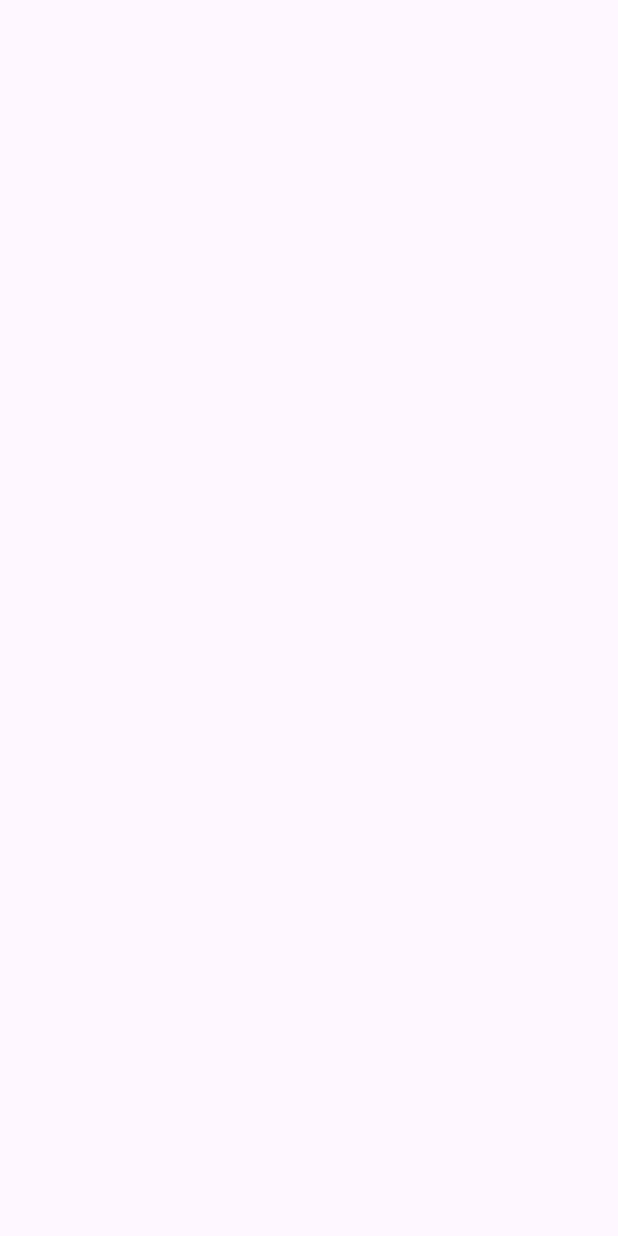
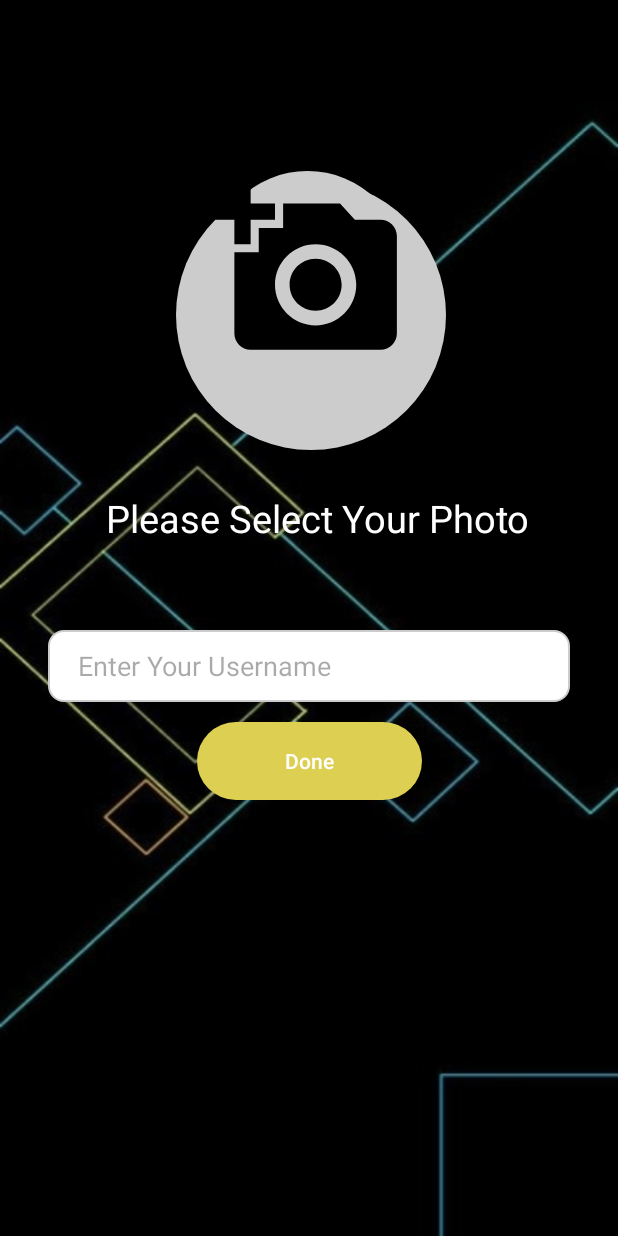
Before and after one commit to VirpalsinhChavda21/ChatNexus, an Android app: the Username screen opened directly, with no data from a screen before it, on a phone screen of 412 x 824 dp. Before the commit the screen is empty. Run offline under Robolectric (Android 15) with nearby library versions, the phone set to English and light mode, and no system bars.

Commit message:
initial commit

```diff
--- a/app/src/main/java/com/virpalsinhchavda/chatnexus/Username.kt
+++ b/app/src/main/java/com/virpalsinhchavda/chatnexus/Username.kt
@@ -1,11 +1,22 @@
 package com.virpalsinhchavda.chatnexus
 
+import android.content.Intent
+import android.graphics.Color
 import androidx.appcompat.app.AppCompatActivity
 import android.os.Bundle
+import android.widget.Button
+import android.widget.EditText
+import android.widget.ImageView
 
 class Username : AppCompatActivity() {
     override fun onCreate(savedInstanceState: Bundle?) {
         super.onCreate(savedInstanceState)
         setContentView(R.layout.activity_username)
+
+        val myButton: Button = findViewById(R.id.buttonDone)
+        val userEditText: EditText = findViewById(R.id.username_input)
+
+        myButton.setBackgroundColor(Color.parseColor("#FFDDCF51"))
+
     }
 }
--- /dev/null
+++ b/app/src/main/res/drawable/add_a_photo.xml
@@ -0,0 +1,5 @@
+<vector android:height="18dp" android:tint="#000000"
+    android:viewportHeight="24" android:viewportWidth="24"
+    android:width="18dp" xmlns:android="http://schemas.android.com/apk/res/android">
+    <path android:fillColor="@android:color/white" android:pathData="M3,4V1h2v3h3v2H5v3H3V6H0V4H3zM6,10V7h3V4h7l1.83,2H21c1.1,0 2,0.9 2,2v12c0,1.1 -0.9,2 -2,2H5c-1.1,0 -2,-0.9 -2,-2V10H6zM13,19c2.76,0 5,-2.24 5,-5s-2.24,-5 -5,-5s-5,2.24 -5,5S10.24,19 13,19zM9.8,14c0,1.77 1.43,3.2 3.2,3.2s3.2,-1.43 3.2,-3.2s-1.43,-3.2 -3.2,-3.2S9.8,12.23 9.8,14z"/>
+</vector>
--- /dev/null
+++ b/app/src/main/res/drawable/circular_background.xml
@@ -0,0 +1,5 @@
+<!-- res/drawable/circular_background.xml -->
+<shape xmlns:android="http://schemas.android.com/apk/res/android">
+    <solid android:color="#CCCCCC" />
+    <corners android:radius="1000dp" />
+</shape>
--- /dev/null
+++ b/app/src/main/res/drawable/rounded_edittext_background.xml
@@ -0,0 +1,7 @@
+<shape xmlns:android="http://schemas.android.com/apk/res/android">
+    <solid android:color="#FFFFFF" /> <!-- Set the background color -->
+    <corners android:radius="10dp" /> <!-- Set the corner radius for rounded corners -->
+    <stroke
+        android:width="1dp"
+        android:color="#CCCCCC" /> <!-- Set the border color -->
+</shape>
--- a/app/src/main/res/layout/activity_username.xml
+++ b/app/src/main/res/layout/activity_username.xml
@@ -4,6 +4,77 @@
     xmlns:tools="http://schemas.android.com/tools"
     android:layout_width="match_parent"
     android:layout_height="match_parent"
-    tools:context=".Username">
+    android:background="@drawable/chatnexus_bg"
+    android:orientation="horizontal"
+    android:padding="16dp"
+    tools:context=".Verification">
+
+    <ImageView
+        android:id="@+id/buttonImageView"
+        android:layout_width="180dp"
+        android:layout_height="180dp"
+        android:layout_marginTop="104dp"
+        android:clickable="true"
+        android:background="@drawable/circular_background"
+        android:contentDescription="Add Photo"
+        app:layout_constraintEnd_toEndOf="parent"
+        app:layout_constraintHorizontal_bias="0.507"
+        app:layout_constraintStart_toStartOf="parent"
+        app:layout_constraintTop_toTopOf="parent"
+        />
+
+    <ImageView
+        android:id="@+id/vectorImageView"
+        android:layout_width="130dp"
+        android:layout_height="130dp"
+        android:layout_marginBottom="564dp"
+        android:background="@drawable/circular_background"
+        android:clickable="true"
+        android:contentDescription="Add a Photo"
+        android:src="@drawable/add_a_photo"
+        app:layout_constraintBottom_toBottomOf="parent"
+        app:layout_constraintEnd_toEndOf="parent"
+        app:layout_constraintHorizontal_bias="0.497"
+        app:layout_constraintStart_toStartOf="parent"
+        />
+
+    <TextView
+        android:layout_width="wrap_content"
+        android:layout_height="wrap_content"
+        android:layout_marginTop="28dp"
+        android:text="Please Select Your Photo"
+        android:textColor="@color/white"
+        android:textSize="25sp"
+        app:layout_constraintEnd_toEndOf="parent"
+        app:layout_constraintHorizontal_bias="0.561"
+        app:layout_constraintStart_toStartOf="parent"
+        app:layout_constraintTop_toBottomOf="@+id/buttonImageView" />
+
+    <EditText
+        android:id="@+id/username_input"
+        android:layout_width="0dp"
+        android:layout_height="48dp"
+        android:background="@drawable/rounded_edittext_background"
+        android:hint="Enter Your Username"
+        android:inputType="text"
+        android:layout_marginStart="16dp"
+        android:layout_marginTop="404dp"
+        android:layout_marginEnd="16dp"
+        android:paddingLeft="20dp"
+        app:layout_constraintEnd_toEndOf="parent"
+        app:layout_constraintStart_toStartOf="parent"
+        app:layout_constraintTop_toTopOf="parent" />
+
+    <Button
+        android:id="@+id/buttonDone"
+        android:layout_width="150dp"
+        android:layout_height="60dp"
+        android:text="Done"
+        app:layout_constraintBottom_toBottomOf="parent"
+        app:layout_constraintEnd_toEndOf="parent"
+        app:layout_constraintStart_toStartOf="parent"
+        app:layout_constraintTop_toTopOf="parent"
+        app:layout_constraintVertical_bias="0.63" />
+
 
 </androidx.constraintlayout.widget.ConstraintLayout>
--- a/app/src/main/res/values/colors.xml
+++ b/app/src/main/res/values/colors.xml
@@ -2,4 +2,5 @@
 <resources>
     <color name="black">#FF000000</color>
     <color name="white">#FFFFFFFF</color>
+    <color name="borderColor">#FF0000</color>
 </resources>
```
Also changed, not shown: app/src/main/java/com/virpalsinhchavda/chatnexus/Verification.kt (+8 -9 lines), app/src/main/res/drawable/border_imageview.xml (added, +16 -0 lines), app/src/main/res/layout/activity_main.xml (+5 -5 lines), app/src/main/res/layout/activity_verification.xml (+18 -18 lines).
